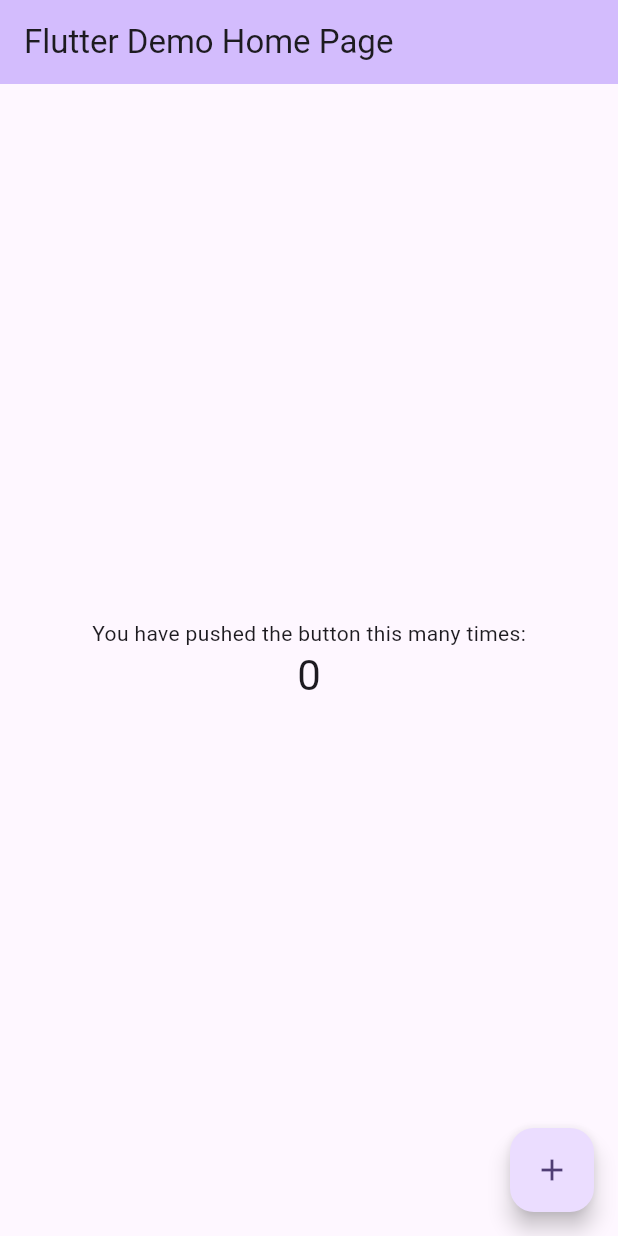
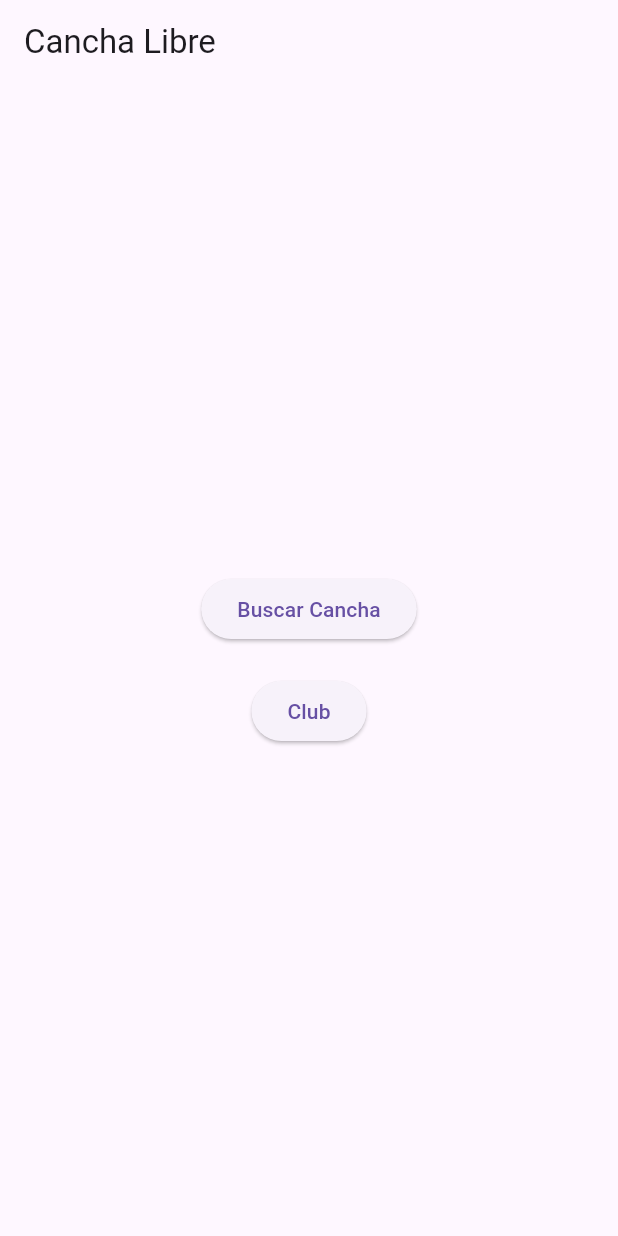
Before and after one commit to LautaroFR/CanchaLibre, a Flutter app: the screen it shows after launch, on a phone screen of 412 x 824 dp. Run offline on Flutter 3.47's test engine with Material 3 defaults, Android fonts, the phone set to English and light mode, and no system bars.

Commit message:
Firsts screens

```diff
--- a/lib/main.dart
+++ b/lib/main.dart
@@ -1,4 +1,5 @@
 import 'package:flutter/material.dart';
+import 'screens/home_screen.dart';
 
 void main() {
   runApp(const MyApp());
@@ -7,119 +8,13 @@ void main() {
 class MyApp extends StatelessWidget {
   const MyApp({super.key});
 
-  // This widget is the root of your application.
   @override
   Widget build(BuildContext context) {
     return MaterialApp(
       title: 'Cancha Libre',
-      theme: ThemeData(
-        // This is the theme of your application.
-        //
-        // TRY THIS: Try running your application with "flutter run". You'll see
-        // the application has a purple toolbar. Then, without quitting the app,
-        // try changing the seedColor in the colorScheme below to Colors.green
-        // and then invoke "hot reload" (save your changes or press the "hot
-        // reload" button in a Flutter-supported IDE, or press "r" if you used
-        // the command line to start the app).
-        //
-        // Notice that the counter didn't reset back to zero; the application
-        // state is not lost during the reload. To reset the state, use hot
-        // restart instead.
-        //
-        // This works for code too, not just values: Most code changes can be
-        // tested with just a hot reload.
-        colorScheme: ColorScheme.fromSeed(seedColor: Colors.deepPurple),
-        useMaterial3: true,
-      ),
-      home: const MyHomePage(title: 'Flutter Demo Home Page'),
+      theme: ThemeData(primarySwatch: Colors.blue),
+      home: const HomeScreen(),
+      debugShowCheckedModeBanner: false,
     );
   }
 }
-
-class MyHomePage extends StatefulWidget {
-  const MyHomePage({super.key, required this.title});
-
-  // This widget is the home page of your application. It is stateful, meaning
-  // that it has a State object (defined below) that contains fields that affect
-  // how it looks.
-
-  // This class is the configuration for the state. It holds the values (in this
-  // case the title) provided by the parent (in this case the App widget) and
-  // used by the build method of the State. Fields in a Widget subclass are
-  // always marked "final".
-
-  final String title;
-
-  @override
-  State<MyHomePage> createState() => _MyHomePageState();
-}
-
-class _MyHomePageState extends State<MyHomePage> {
-  int _counter = 0;
-
-  void _incrementCounter() {
-    setState(() {
-      // This call to setState tells the Flutter framework that something has
-      // changed in this State, which causes it to rerun the build method below
-      // so that the display can reflect the updated values. If we changed
-      // _counter without calling setState(), then the build method would not be
-      // called again, and so nothing would appear to happen.
-      _counter++;
-    });
-  }
-
-  @override
-  Widget build(BuildContext context) {
-    // This method is rerun every time setState is called, for instance as done
-    // by the _incrementCounter method above.
-    //
-    // The Flutter framework has been optimized to make rerunning build methods
-    // fast, so that you can just rebuild anything that needs updating rather
-    // than having to individually change instances of widgets.
-    return Scaffold(
-      appBar: AppBar(
-        // TRY THIS: Try changing the color here to a specific color (to
-        // Colors.amber, perhaps?) and trigger a hot reload to see the AppBar
-        // change color while the other colors stay the same.
-        backgroundColor: Theme.of(context).colorScheme.inversePrimary,
-        // Here we take the value from the MyHomePage object that was created by
-        // the App.build method, and use it to set our appbar title.
-        title: Text(widget.title),
-      ),
-      body: Center(
-        // Center is a layout widget. It takes a single child and positions it
-        // in the middle of the parent.
-        child: Column(
-          // Column is also a layout widget. It takes a list of children and
-          // arranges them vertically. By default, it sizes itself to fit its
-          // children horizontally, and tries to be as tall as its parent.
-          //
-          // Column has various properties to control how it sizes itself and
-          // how it positions its children. Here we use mainAxisAlignment to
-          // center the children vertically; the main axis here is the vertical
-          // axis because Columns are vertical (the cross axis would be
-          // horizontal).
-          //
-          // TRY THIS: Invoke "debug painting" (choose the "Toggle Debug Paint"
-          // action in the IDE, or press "p" in the console), to see the
-          // wireframe for each widget.
-          mainAxisAlignment: MainAxisAlignment.center,
-          children: <Widget>[
-            const Text(
-              'You have pushed the button this many times:',
-            ),
-            Text(
-              '$_counter',
-              style: Theme.of(context).textTheme.headlineMedium,
-            ),
-          ],
-        ),
-      ),
-      floatingActionButton: FloatingActionButton(
-        onPressed: _incrementCounter,
-        tooltip: 'Increment',
-        child: const Icon(Icons.add),
-      ), // This trailing comma makes auto-formatting nicer for build methods.
-    );
-  }
-}
--- /dev/null
+++ b/lib/screens/home_screen.dart
@@ -0,0 +1,39 @@
+import 'package:flutter/material.dart';
+import 'club_screen.dart';
+
+class HomeScreen extends StatelessWidget {
+  const HomeScreen({super.key});
+
+  @override
+  Widget build(BuildContext context) {
+    return Scaffold(
+      appBar: AppBar(title: const Text('Cancha Libre')),
+      body: Center(
+        child: Column(
+          mainAxisAlignment: MainAxisAlignment.center,
+          children: [
+            ElevatedButton(
+              onPressed: () {
+                // Aquí iría la navegación a "Buscar Cancha"
+                ScaffoldMessenger.of(context).showSnackBar(
+                  const SnackBar(content: Text('Función no implementada')),
+                );
+              },
+              child: const Text('Buscar Cancha'),
+            ),
+            const SizedBox(height: 20),
+            ElevatedButton(
+              onPressed: () {
+                Navigator.push(
+                  context,
+                  MaterialPageRoute(builder: (context) => const ClubScreen()),
+                );
+              },
+              child: const Text('Club'),
+            ),
+          ],
+        ),
+      ),
+    );
+  }
+}
```
Also changed, not shown: lib/screens/club_screen.dart (added, +57 -0 lines), lib/screens/edit_club_screen.dart (added, +77 -0 lines).
